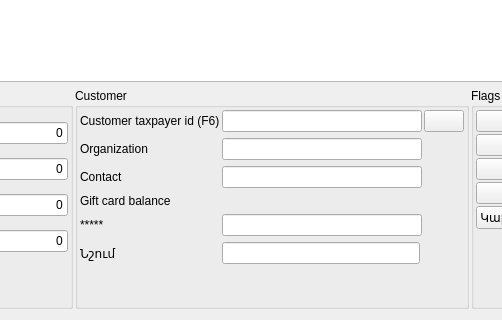
End1-1/Cafe5, file Shop/worder.ui: the form before one commit; both pictures show x 270 to 772 and y 383 to 703 of the 1398 by 703 pixel window.
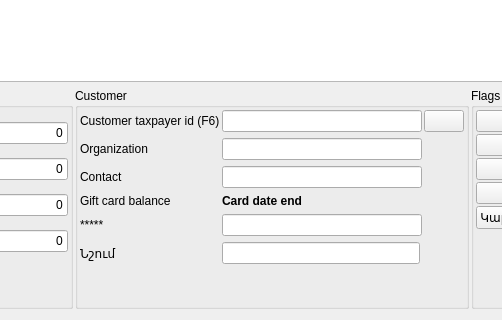
The form after the commit. Icons and pictures are not drawn. Custom widgets are drawn as their Qt base class.

The edit to the form file:
```diff
--- a/Shop/worder.ui
+++ b/Shop/worder.ui
@@ -481,13 +481,6 @@
            </property>
           </widget>
          </item>
-         <item row="4" column="0" colspan="3">
-          <widget class="QLabel" name="label_6">
-           <property name="text">
-            <string>Gift card balance</string>
-           </property>
-          </widget>
-         </item>
          <item row="0" column="3">
           <widget class="QPushButton" name="btnSearchPartner">
            <property name="sizePolicy">
@@ -551,6 +544,25 @@
            </property>
           </spacer>
          </item>
+         <item row="4" column="0">
+          <widget class="QLabel" name="label_6">
+           <property name="text">
+            <string>Gift card balance</string>
+           </property>
+          </widget>
+         </item>
+         <item row="4" column="1">
+          <widget class="QLabel" name="lbCardDateEnd">
+           <property name="font">
+            <font>
+             <bold>true</bold>
+            </font>
+           </property>
+           <property name="text">
+            <string>Card date end</string>
+           </property>
+          </widget>
+         </item>
         </layout>
        </widget>
       </item>
```
